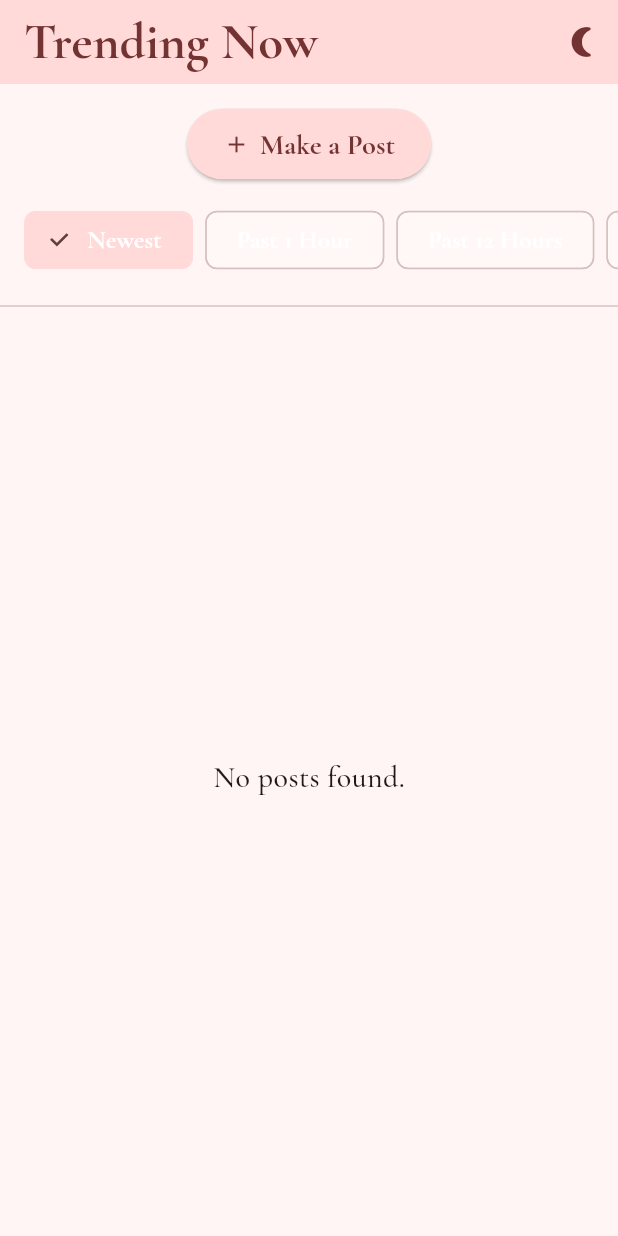
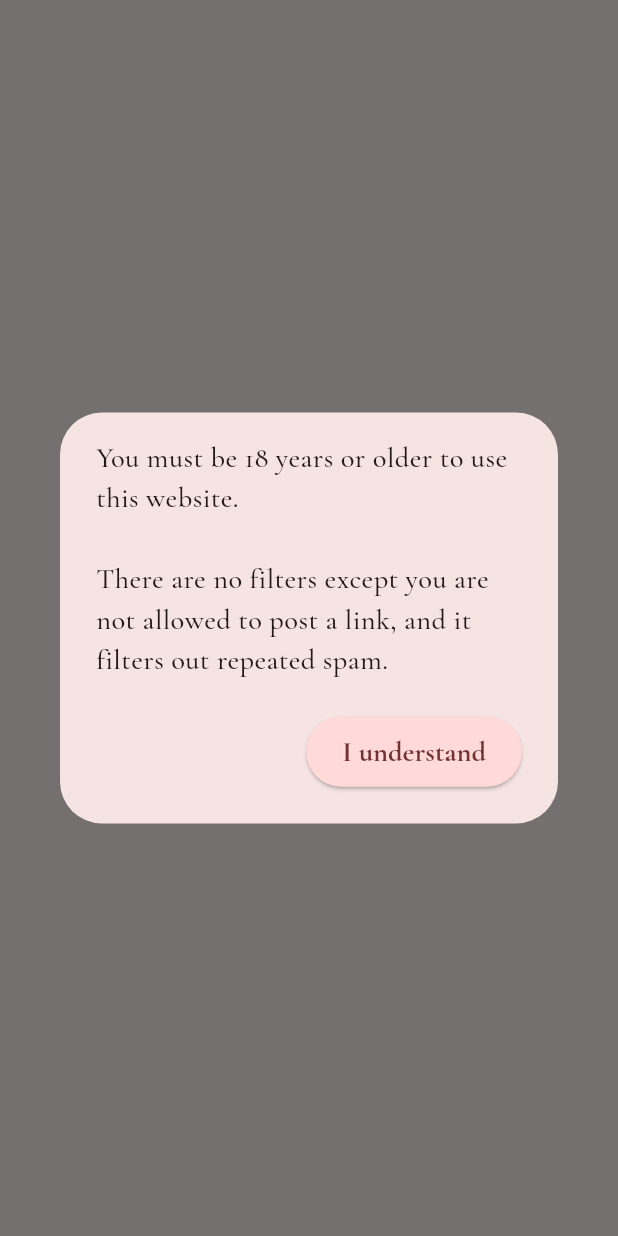
Before and after one commit to ekatwood/anything_feed, a Flutter app: the screen it shows after launch, on a phone screen of 412 x 824 dp. Run offline on Flutter 3.47's test engine with Material 3 defaults, Android fonts, the phone set to English and light mode, and no system bars; our stand-ins replace cloud_firestore, firebase_core, shared_preferences, web; missing offline and left inert: dart:js_interop; accounts and stored records are empty; generated files the repository leaves out were written again.

Commit message:
adding age disclaimer pop up and adjusting the post processing color to use theme

```diff
--- a/lib/main.dart
+++ b/lib/main.dart
@@ -7,6 +7,7 @@ import 'firebase_options.dart';
 import 'make_post.dart';
 
 const String _darkModePrefKey = 'is_dark_mode';
+const String _disclaimerAcceptedPrefKey = 'has_accepted_disclaimer';
 
 void main() async {
   WidgetsFlutterBinding.ensureInitialized();
@@ -15,13 +16,26 @@ void main() async {
   );
   final SharedPreferences prefs = await SharedPreferences.getInstance();
   final bool initialDarkMode = prefs.getBool(_darkModePrefKey) ?? false;
-  runApp(TrendingNowApp(initialDarkMode: initialDarkMode));
+  final bool hasAcceptedDisclaimer =
+      prefs.getBool(_disclaimerAcceptedPrefKey) ?? false;
+
+  runApp(
+    TrendingNowApp(
+      initialDarkMode: initialDarkMode,
+      initialDisclaimerAccepted: hasAcceptedDisclaimer,
+    ),
+  );
 }
 
 class TrendingNowApp extends StatefulWidget {
   final bool initialDarkMode;
+  final bool initialDisclaimerAccepted;
 
-  const TrendingNowApp({Key? key, this.initialDarkMode = false}) : super(key: key);
+  const TrendingNowApp({
+    Key? key,
+    this.initialDarkMode = false,
+    this.initialDisclaimerAccepted = false,
+  }) : super(key: key);
 
   @override
   State<TrendingNowApp> createState() => _TrendingNowAppState();
@@ -123,7 +137,11 @@ class _TrendingNowAppState extends State<TrendingNowApp> {
         ),
       ),
       themeMode: _themeMode,
-      home: FeedPage(onThemeChanged: _toggleTheme, currentThemeMode: _themeMode),
+      home: FeedPage(
+        onThemeChanged: _toggleTheme,
+        currentThemeMode: _themeMode,
+        initialDisclaimerAccepted: widget.initialDisclaimerAccepted,
+      ),
     );
   }
 }
@@ -131,8 +149,14 @@ class _TrendingNowAppState extends State<TrendingNowApp> {
 class FeedPage extends StatefulWidget {
   final Function(bool) onThemeChanged;
   final ThemeMode currentThemeMode;
+  final bool initialDisclaimerAccepted;
 
-  const FeedPage({Key? key, required this.onThemeChanged, required this.currentThemeMode}) : super(key: key);
+  const FeedPage({
+    Key? key,
+    required this.onThemeChanged,
+    required this.currentThemeMode,
+    required this.initialDisclaimerAccepted,
+  }) : super(key: key);
 
   @override
   State<FeedPage> createState() => _FeedPageState();
@@ -141,6 +165,8 @@ class FeedPage extends StatefulWidget {
 class _FeedPageState extends State<FeedPage> with WidgetsBindingObserver {
   static const int _lingerThresholdMs = 3500; // 3.5-second linger threshold
   static const Duration _flushInterval = Duration(seconds: 150); // 2.5 minutes
+
+  late bool _hasAcceptedDisclaimer;
 
   String _selectedFilter = 'Newest';
   final List<String> _filters = [
@@ -174,23 +200,83 @@ class _FeedPageState extends State<FeedPage> with WidgetsBindingObserver {
   @override
   void initState() {
     super.initState();
+    _hasAcceptedDisclaimer = widget.initialDisclaimerAccepted;
     WidgetsBinding.instance.addObserver(this);
     _scrollController.addListener(_onScroll);
+
+    if (_hasAcceptedDisclaimer) {
+      _startFeed();
+    } else {
+      WidgetsBinding.instance.addPostFrameCallback((_) {
+        _showDisclaimerDialog();
+      });
+    }
+  }
+
+  void _startFeed() {
     _fetchPosts();
 
-    _flushTimer = Timer.periodic(_flushInterval, (_) {
+    _flushTimer ??= Timer.periodic(_flushInterval, (_) {
       _evaluateCenteredPostLinger(DateTime.now());
       _flushLingerMetrics();
     });
 
     // Periodically evaluate so lingering past 3.5s registers without waiting for scroll
-    _focusSampleTimer = Timer.periodic(const Duration(milliseconds: 500), (_) {
+    _focusSampleTimer ??= Timer.periodic(const Duration(milliseconds: 500), (_) {
       _updateCenteredPostFocus();
     });
   }
 
+  Future<void> _showDisclaimerDialog() async {
+    if (!mounted || _hasAcceptedDisclaimer) return;
+
+    await showDialog<void>(
+      context: context,
+      barrierDismissible: false,
+      builder: (BuildContext dialogContext) {
+        return PopScope(
+          canPop: false,
+          child: AlertDialog(
+            content: const Text(
+              'You must be 18 years or older to use this website.\n\n'
+                  'There are no filters except you are not allowed to post a link, and it filters out repeated spam.',
+              style: TextStyle(fontSize: 19),
+            ),
+            actions: [
+              ElevatedButton(
+                onPressed: () async {
+                  final SharedPreferences prefs =
+                  await SharedPreferences.getInstance();
+                  await prefs.setBool(_disclaimerAcceptedPrefKey, true);
+                  if (dialogContext.mounted) {
+                    Navigator.of(dialogContext).pop();
+                  }
+                },
+                child: const Text(
+                  'I understand',
+                  style: TextStyle(
+                    fontSize: 19,
+                    fontWeight: FontWeight.w700,
+                  ),
+                ),
+              ),
+            ],
+          ),
+        );
+      },
+    );
+
+    if (!mounted) return;
+    setState(() {
+      _hasAcceptedDisclaimer = true;
+    });
+    _startFeed();
+  }
+
   @override
   void didChangeAppLifecycleState(AppLifecycleState state) {
+    if (!_hasAcceptedDisclaimer) return;
+
     if (state == AppLifecycleState.paused ||
         state == AppLifecycleState.inactive ||
         state == AppLifecycleState.detached ||
@@ -227,6 +313,8 @@ class _FeedPageState extends State<FeedPage> with WidgetsBindingObserver {
   }
 
   void _updateCenteredPostFocus() {
+    if (!_hasAcceptedDisclaimer) return;
+
     final now = DateTime.now();
     _evaluateCenteredPostLinger(now);
 
@@ -315,6 +403,8 @@ class _FeedPageState extends State<FeedPage> with WidgetsBindingObserver {
   }
 
   void _onScroll() {
+    if (!_hasAcceptedDisclaimer) return;
+
     _updateCenteredPostFocus();
 
     // Auto-load more posts when scrolling near the bottom
@@ -326,6 +416,8 @@ class _FeedPageState extends State<FeedPage> with WidgetsBindingObserver {
   }
 
   Future<void> _fetchPosts({bool reset = false}) async {
+    if (!_hasAcceptedDisclaimer) return;
+
     if (reset) {
       _fetchGeneration++;
       _currentCenteredPostId = null;
@@ -429,6 +521,13 @@ class _FeedPageState extends State<FeedPage> with WidgetsBindingObserver {
   @override
   Widget build(BuildContext context) {
     final isDarkMode = widget.currentThemeMode == ThemeMode.dark;
+
+    if (!_hasAcceptedDisclaimer) {
+      return const Scaffold(
+        body: SizedBox.expand(),
+      );
+    }
+
     final hasFooterSpinner = _hasMore;
     final itemCount = _posts.length + (hasFooterSpinner ? 1 : 0);
 
--- a/lib/make_post.dart
+++ b/lib/make_post.dart
@@ -422,11 +422,12 @@ class _MakePostPageState extends State<MakePostPage> {
                     child: Padding(
                       padding: const EdgeInsets.symmetric(vertical: 12),
                       child: _isPublishing
-                          ? const SizedBox(
+                          ? SizedBox(
                         width: 20,
                         height: 20,
                         child: CircularProgressIndicator(
                           strokeWidth: 2,
+                          color: colorScheme.onPrimary,
                         ),
                       )
                           : const Text(
```
